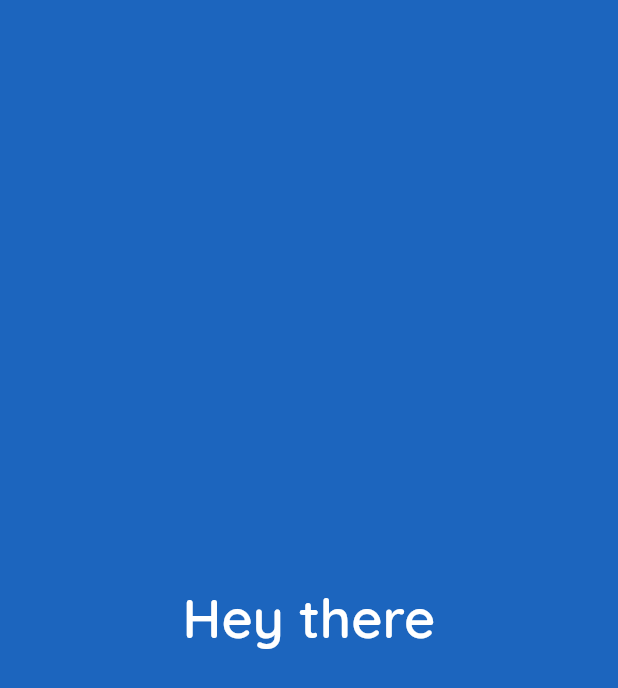
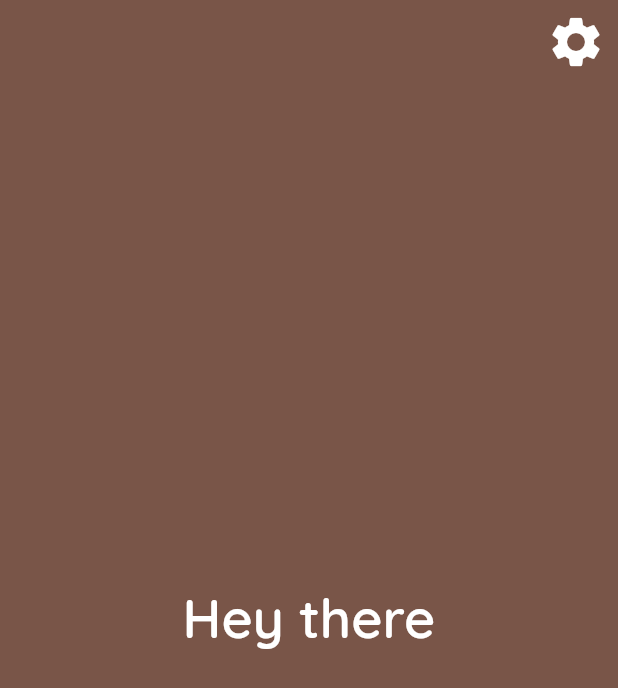
Before and after one commit to FeanorD/flutter-test-task, a Flutter app: the screen it shows after launch, on a phone screen of 412 x 824 dp. Shown: the top 688 px of the screen. Run offline on Flutter 3.47's test engine with Material 2 defaults, Android fonts, the phone set to English and light mode, and no system bars; our stand-ins replace google_fonts.

```diff
--- a/lib/main.dart
+++ b/lib/main.dart
@@ -1,6 +1,9 @@
 import 'package:flutter/material.dart';
 import 'package:google_fonts/google_fonts.dart';
+import 'package:provider/provider.dart';
+import 'package:random_background_app/providers/color_gen_options_provider.dart';
 import 'package:random_background_app/screens/home_screen.dart';
+import 'package:random_background_app/screens/settings_screen.dart';
 
 void main() {
   runApp(MyApp());
@@ -9,15 +12,22 @@ void main() {
 class MyApp extends StatelessWidget {
   @override
   Widget build(BuildContext context) {
-    return MaterialApp(
-      title: 'Random Background App',
-      theme: ThemeData(
-        visualDensity: VisualDensity.adaptivePlatformDensity,
-        textTheme: GoogleFonts.quicksandTextTheme(
-          Theme.of(context).textTheme,
+    return ChangeNotifierProvider.value(
+      value: ColorGenerationOptions(),
+      child: MaterialApp(
+        title: 'Random Background App',
+        theme: ThemeData(
+          visualDensity: VisualDensity.adaptivePlatformDensity,
+          textTheme: GoogleFonts.quicksandTextTheme(
+            Theme.of(context).textTheme,
+          ),
         ),
+        initialRoute: '/',
+        routes: {
+          '/': (ctx) => HomeScreen(),
+          SettingsScreen.routeName: (ctx) => SettingsScreen(),
+        },
       ),
-      home: HomeScreen(),
     );
   }
 }
--- /dev/null
+++ b/lib/providers/color_gen_options_provider.dart
@@ -0,0 +1,37 @@
+import 'package:flutter/material.dart';
+import 'package:random_background_app/services/random_color_service.dart';
+
+enum ColorRangeType {
+  primary,
+  accents,
+  custom,
+}
+
+class ColorGenerationOptions with ChangeNotifier {
+  ColorRangeType _rangeType = ColorRangeType.primary;
+  RangeValues _customRange;
+  List<Color> _colors = Colors.primaries;
+
+  Color getRandomColor() {
+    return _rangeType == ColorRangeType.custom
+        ? RandomColorService.getColorFromRange(_customRange)
+        : RandomColorService.getColorFromList(_colors);
+  }
+
+  ColorRangeType get rangeType => _rangeType;
+
+  void setColorsList(List<Color> colors) {
+    _colors = colors;
+    notifyListeners();
+  }
+
+  void setRange(RangeValues values) {
+    _customRange = values;
+    notifyListeners();
+  }
+
+  void setRangeType(ColorRangeType type) {
+    _rangeType = type;
+    notifyListeners();
+  }
+}
--- a/lib/screens/home_screen.dart
+++ b/lib/screens/home_screen.dart
@@ -1,6 +1,9 @@
-import 'dart:math';
+//import 'dart:math';
 
 import 'package:flutter/material.dart';
+import 'package:provider/provider.dart';
+import 'package:random_background_app/providers/color_gen_options_provider.dart';
+import 'package:random_background_app/screens/settings_screen.dart';
 
 class HomeScreen extends StatefulWidget {
   @override
@@ -13,11 +16,19 @@ class HomeScreenState extends State<HomeScreen> {
   Color _currentBackgroundColor;
   Color _textColor;
 
+
+//  @override
+//  void initState() {
+//    super.initState();
+//    _currentBackgroundColor = _getRandomColor();
+//    _setTextColor();
+//  }
+
   @override
-  void initState() {
-    super.initState();
+  void didChangeDependencies() {
     _currentBackgroundColor = _getRandomColor();
     _setTextColor();
+    super.didChangeDependencies();
   }
 
   /// Getter for [_currentBackgroundColor]. Is needed only for widget testing
@@ -34,13 +45,15 @@ class HomeScreenState extends State<HomeScreen> {
   // cause problems with determining the exact lightness of the background color
   // and so that with the text color
   Color _getRandomColor() {
-    Random random = Random();
-    return Color.fromARGB(
-      255,
-      random.nextInt(256),
-      random.nextInt(256),
-      random.nextInt(256),
-    );
+    var options = Provider.of<ColorGenerationOptions>(context, listen: false);
+    return options.getRandomColor();
+//    Random random = Random();
+//    return Color.fromARGB(
+//      255,
+//      random.nextInt(256),
+//      random.nextInt(256),
+//      random.nextInt(256),
+//    );
   }
 
   /// Sets the [_textColor] to black or white color depends on the lightness
@@ -66,7 +79,9 @@ class HomeScreenState extends State<HomeScreen> {
           child: InkWell(
             onTap: _changeColor,
             child: SafeArea(
-              child: Center(
+              child: Stack(
+                children: [
+                  Center(
                     child: Text(
                       'Hey there',
                       style: TextStyle(
@@ -76,6 +91,22 @@ class HomeScreenState extends State<HomeScreen> {
                       ),
                     ),
                   ),
+                  Positioned(
+                    right: 0,
+                    child: IconButton(
+                      icon: Icon(
+                        Icons.settings,
+                        color: _textColor,
+                      ),
+                      iconSize: 40,
+                      tooltip: 'Settings',
+                      onPressed: () {
+                        Navigator.pushNamed(context, SettingsScreen.routeName);
+                      },
+                    ),
+                  ),
+                ],
+              ),
             ),
           ),
         ),
--- /dev/null
+++ b/lib/services/random_color_service.dart
@@ -0,0 +1,13 @@
+import 'dart:math';
+
+import 'package:flutter/material.dart';
+
+class RandomColorService {
+  static Color getColorFromRange(RangeValues values) {
+    return Color(Random().nextInt(values.end.toInt() + 1) + values.start.toInt());
+  }
+
+  static Color getColorFromList(List<Color> colors) {
+    return colors[Random().nextInt(colors.length)];
+  }
+}
--- a/pubspec.yaml
+++ b/pubspec.yaml
@@ -29,6 +29,7 @@ dependencies:
   # Use with the CupertinoIcons class for iOS style icons.
   cupertino_icons: ^1.0.0
   google_fonts: ^1.1.2
+  provider: ^4.3.3
 
 dev_dependencies:
   flutter_test:
```
Also changed, not shown: lib/screens/settings_screen.dart (added, +121 -0 lines), lib/widgets/custom_color_range_picker.dart (added, +61 -0 lines), pubspec.lock. Lines whose indentation alone changed are shown as unchanged.
